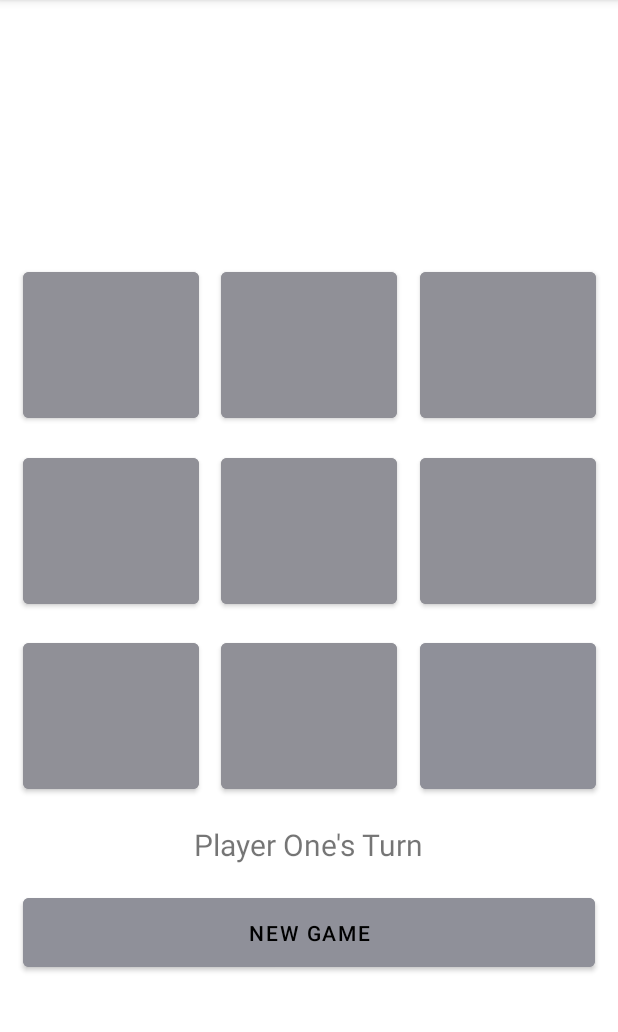
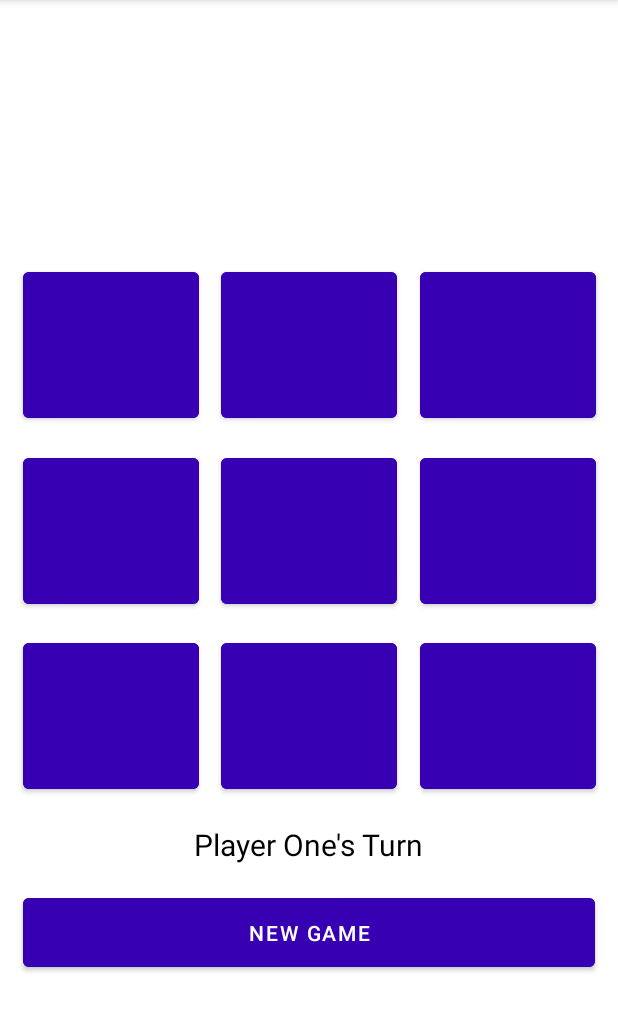
Before and after one commit to JadeFerguson/TicTacToe, an Android app: the screen it shows after launch (MainActivity), on a phone screen of 412 x 824 dp, the part 84-1116 px from its top. Run offline under Robolectric (Android 15) with nearby library versions, the phone set to English and light mode, and no system bars.

Commit message:
Fixed color to work with API 30

```diff
--- a/app/src/main/res/layout/activity_main.xml
+++ b/app/src/main/res/layout/activity_main.xml
@@ -13,10 +13,10 @@
         android:layout_height="109dp"
         android:layout_marginTop="157dp"
         android:layout_marginBottom="465dp"
-        android:backgroundTint="@color/material_dynamic_neutral60"
+        android:backgroundTint="@color/purple_700"
         android:text="@string/button7"
+        android:textColor="@color/white"
         android:textSize="30sp"
-        android:textColor="#000000"
         app:layout_constraintBottom_toBottomOf="parent"
         app:layout_constraintEnd_toEndOf="parent"
         app:layout_constraintHorizontal_bias="0.5"
@@ -29,10 +29,10 @@
         android:layout_height="109dp"
         android:layout_marginTop="157dp"
         android:layout_marginBottom="465dp"
-        android:backgroundTint="@color/material_dynamic_neutral60"
+        android:backgroundTint="@color/purple_700"
         android:text="@string/button6"
+        android:textColor="@color/white"
         android:textSize="30sp"
-        android:textColor="#000000"
         app:layout_constraintBottom_toBottomOf="parent"
         app:layout_constraintEnd_toStartOf="@+id/button"
         app:layout_constraintHorizontal_bias="0.5"
@@ -45,11 +45,11 @@
         android:layout_height="109dp"
         android:layout_marginTop="157dp"
         android:layout_marginBottom="465dp"
-        android:backgroundTint="@color/material_dynamic_neutral60"
+        android:backgroundTint="@color/purple_700"
         android:paddingBottom="4dp"
         android:text="@string/button8"
+        android:textColor="@color/white"
         android:textSize="30sp"
-        android:textColor="#000000"
         app:layout_constraintBottom_toBottomOf="parent"
         app:layout_constraintEnd_toStartOf="@+id/button10"
         app:layout_constraintHorizontal_bias="0.5"
@@ -62,11 +62,11 @@
         android:layout_height="109dp"
         android:layout_marginTop="404dp"
         android:layout_marginBottom="218dp"
-        android:backgroundTint="@color/material_dynamic_neutral60"
+        android:backgroundTint="@color/purple_700"
         android:paddingBottom="4dp"
         android:text="@string/button2"
+        android:textColor="@color/white"
         android:textSize="30sp"
-        android:textColor="#000000"
         app:layout_constraintBottom_toBottomOf="parent"
         app:layout_constraintEnd_toStartOf="@+id/button16"
         app:layout_constraintHorizontal_bias="0.5"
@@ -79,11 +79,11 @@
         android:layout_height="109dp"
         android:layout_marginTop="281dp"
         android:layout_marginBottom="341dp"
-        android:backgroundTint="@color/material_dynamic_neutral60"
+        android:backgroundTint="@color/purple_700"
         android:paddingBottom="4dp"
         android:text="@string/button3"
+        android:textColor="@color/white"
         android:textSize="30sp"
-        android:textColor="#000000"
         app:layout_constraintBottom_toBottomOf="parent"
         app:layout_constraintEnd_toStartOf="@+id/button13"
         app:layout_constraintHorizontal_bias="0.5"
@@ -96,10 +96,10 @@
         android:layout_height="109dp"
         android:layout_marginTop="281dp"
         android:layout_marginBottom="341dp"
-        android:backgroundTint="@color/material_dynamic_neutral60"
+        android:backgroundTint="@color/purple_700"
         android:text="@string/button5"
+        android:textColor="@color/white"
         android:textSize="30sp"
-        android:textColor="#000000"
         app:layout_constraintBottom_toBottomOf="parent"
         app:layout_constraintEnd_toEndOf="parent"
         app:layout_constraintHorizontal_bias="0.5"
@@ -112,10 +112,10 @@
         android:layout_height="109dp"
         android:layout_marginTop="281dp"
         android:layout_marginBottom="341dp"
-        android:backgroundTint="@color/material_dynamic_neutral60"
+        android:backgroundTint="@color/purple_700"
         android:text="@string/button4"
+        android:textColor="@color/white"
         android:textSize="30sp"
-        android:textColor="#000000"
         app:layout_constraintBottom_toBottomOf="parent"
         app:layout_constraintEnd_toStartOf="@+id/button12"
         app:layout_constraintHorizontal_bias="0.5"
@@ -128,10 +128,10 @@
         android:layout_height="109dp"
         android:layout_marginTop="404dp"
         android:layout_marginBottom="218dp"
-        android:backgroundTint="@color/material_dynamic_neutral60"
+        android:backgroundTint="@color/purple_700"
         android:text="@string/button"
+        android:textColor="@color/white"
         android:textSize="30sp"
-        android:textColor="#000000"
         app:layout_constraintBottom_toBottomOf="parent"
         app:layout_constraintEnd_toStartOf="@+id/button17"
         app:layout_constraintHorizontal_bias="0.5"
@@ -144,10 +144,10 @@
         android:layout_height="109dp"
         android:layout_marginTop="404dp"
         android:layout_marginBottom="218dp"
-        android:backgroundTint="@color/material_dynamic_neutral_variant60"
+        android:backgroundTint="@color/purple_700"
         android:text="@string/button1"
+        android:textColor="@color/white"
         android:textSize="30sp"
-        android:textColor="#000000"
         app:layout_constraintBottom_toBottomOf="parent"
         app:layout_constraintEnd_toEndOf="parent"
         app:layout_constraintHorizontal_bias="0.5"
@@ -162,9 +162,9 @@
         android:layout_marginTop="574dp"
         android:layout_marginEnd="15dp"
         android:layout_marginBottom="99dp"
-        android:backgroundTint="@color/material_dynamic_neutral_variant60"
+        android:backgroundTint="@color/purple_700"
         android:text="@string/buttonGame"
-        android:textColor="#000000"
+        android:textColor="@color/white"
         app:layout_constraintBottom_toBottomOf="parent"
         app:layout_constraintEnd_toEndOf="parent"
         app:layout_constraintStart_toStartOf="parent"
@@ -176,6 +176,7 @@
         android:layout_height="wrap_content"
         android:layout_marginTop="17dp"
         android:text="@string/player_one_s_turn"
+        android:textColor="@color/black"
         android:textSize="20sp"
         app:layout_constraintBottom_toTopOf="@+id/button18"
         app:layout_constraintEnd_toEndOf="parent"
```
